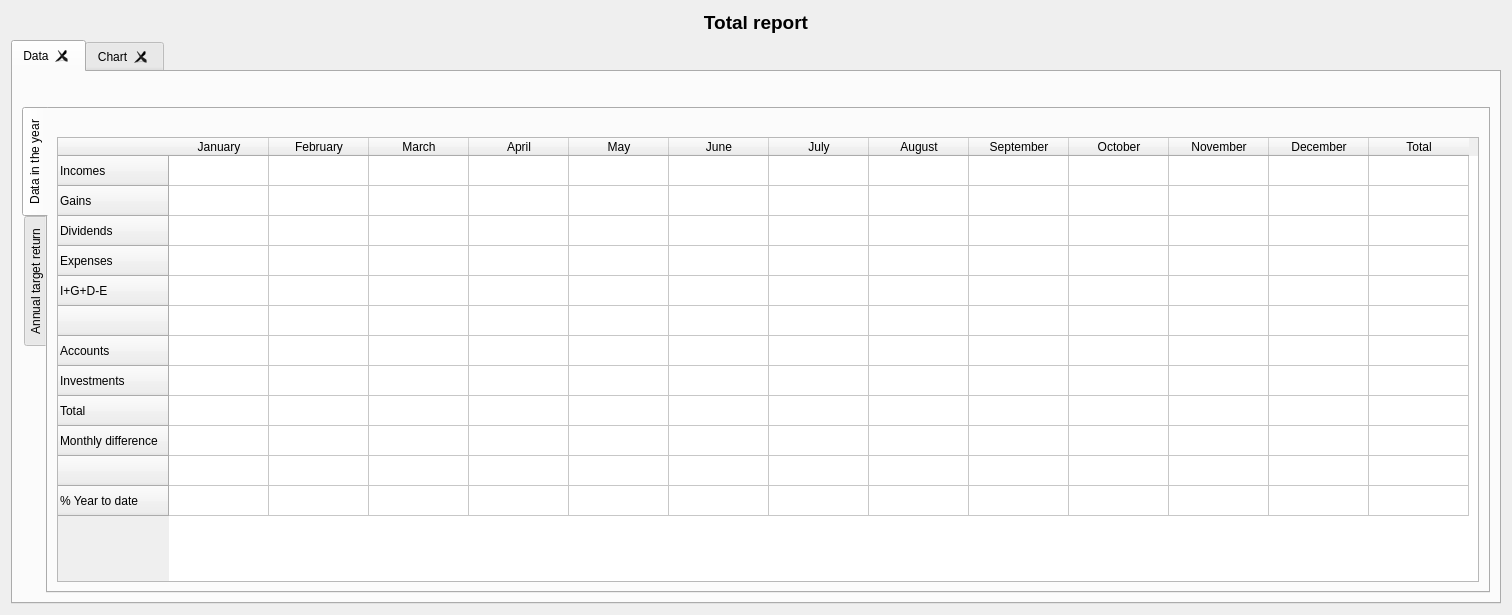
Before: the Qt Designer form ui/wdgTotal.ui in turulomio/xulpymoney, drawn with Qt 5.
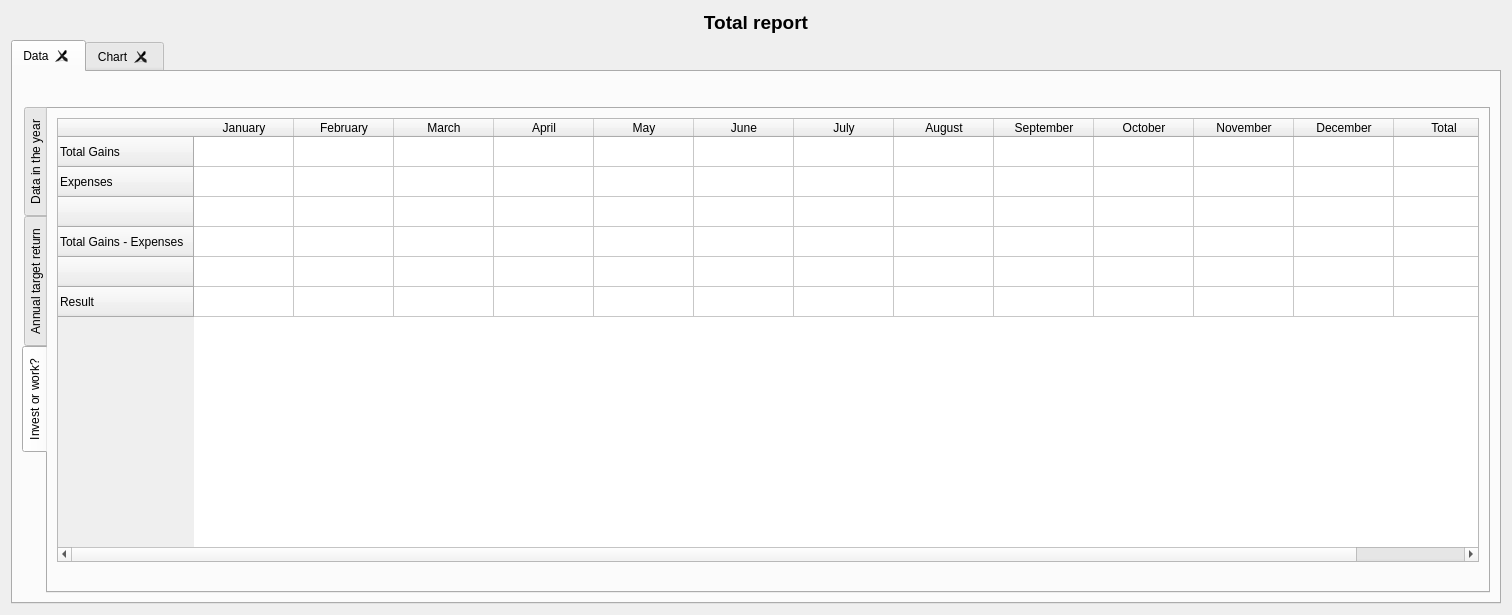
After: the same form once the commit is applied. Icons and pictures are not drawn. Custom widgets are drawn as their Qt base class.

Commit message: Added Invest  or Work support

```diff
--- a/ui/wdgTotal.ui
+++ b/ui/wdgTotal.ui
@@ -88,7 +88,7 @@
               <enum>QTabWidget::West</enum>
              </property>
              <property name="currentIndex">
-              <number>0</number>
+              <number>2</number>
              </property>
              <widget class="QWidget" name="tab_3">
               <attribute name="icon">
@@ -460,6 +460,151 @@
                </item>
               </layout>
              </widget>
+             <widget class="QWidget" name="tab_2">
+              <attribute name="icon">
+               <iconset resource="../images/xulpymoney.qrc">
+                <normaloff>:/xulpymoney/tools-wizard.png</normaloff>:/xulpymoney/tools-wizard.png</iconset>
+              </attribute>
+              <attribute name="title">
+               <string>Invest or work?</string>
+              </attribute>
+              <layout class="QHBoxLayout" name="horizontalLayout_7">
+               <item>
+                <layout class="QVBoxLayout" name="verticalLayout_5">
+                 <item>
+                  <widget class="myQTableWidget" name="tblInvestOrWork">
+                   <property name="contextMenuPolicy">
+                    <enum>Qt::CustomContextMenu</enum>
+                   </property>
+                   <property name="editTriggers">
+                    <set>QAbstractItemView::NoEditTriggers</set>
+                   </property>
+                   <property name="selectionMode">
+                    <enum>QAbstractItemView::SingleSelection</enum>
+                   </property>
+                   <property name="selectionBehavior">
+                    <enum>QAbstractItemView::SelectItems</enum>
+                   </property>
+                   <property name="sortingEnabled">
+                    <bool>false</bool>
+                   </property>
+                   <row>
+                    <property name="text">
+                     <string>Total Gains</string>
+                    </property>
+                   </row>
+                   <row>
+                    <property name="text">
+                     <string>Expenses</string>
+                    </property>
+                   </row>
+                   <row>
+                    <property name="text">
+                     <string/>
+                    </property>
+                   </row>
+                   <row>
+                    <property name="text">
+                     <string>Total Gains - Expenses</string>
+                    </property>
+                   </row>
+                   <row>
+                    <property name="text">
+                     <string/>
+                    </property>
+                   </row>
+                   <row>
+                    <property name="text">
+                     <string>Result</string>
+                    </property>
+                   </row>
+                   <column>
+                    <property name="text">
+                     <string>January</string>
+                    </property>
+                   </column>
+                   <column>
+                    <property name="text">
+                     <string>February</string>
+                    </property>
+                   </column>
+                   <column>
+                    <property name="text">
+                     <string>March</string>
+                    </property>
+                   </column>
+                   <column>
+                    <property name="text">
+                     <string>April</string>
+                    </property>
+                   </column>
+                   <column>
+                    <property name="text">
+                     <string>May</string>
+                    </property>
+                   </column>
+                   <column>
+                    <property name="text">
+                     <string>June</string>
+                    </property>
+                   </column>
+                   <column>
+                    <property name="text">
+                     <string>July</string>
+                    </property>
+                   </column>
+                   <column>
+                    <property name="text">
+                     <string>August</string>
+                    </property>
+                   </column>
+                   <column>
+                    <property name="text">
+                     <string>September</string>
+                    </property>
+                   </column>
+                   <column>
+                    <property name="text">
+                     <string>October</string>
+                    </property>
+                   </column>
+                   <column>
+                    <property name="text">
+                     <string>November</string>
+                    </property>
+                   </column>
+                   <column>
+                    <property name="text">
+                     <string>December</string>
+                    </property>
+                   </column>
+                   <column>
+                    <property name="text">
+                     <string>Total</string>
+                    </property>
+                   </column>
+                  </widget>
+                 </item>
+                 <item>
+                  <widget class="QLabel" name="lblInvestOrWork">
+                   <property name="font">
+                    <font>
+                     <weight>75</weight>
+                     <bold>true</bold>
+                    </font>
+                   </property>
+                   <property name="text">
+                    <string/>
+                   </property>
+                   <property name="alignment">
+                    <set>Qt::AlignCenter</set>
+                   </property>
+                  </widget>
+                 </item>
+                </layout>
+               </item>
+              </layout>
+             </widget>
             </widget>
            </item>
           </layout>
```
The commit also changes 5 other files.
